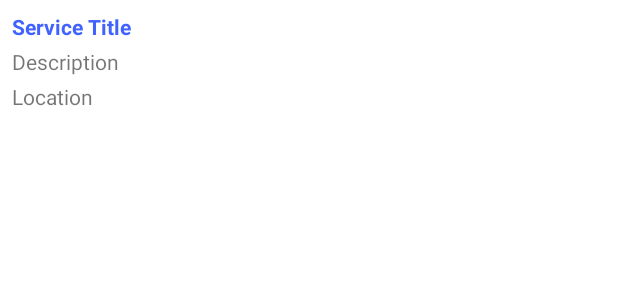
After one commit to usr-0123/aid-hub, an Android app: the layout item_aid_request.xml on its own in the app's theme, with its tools: preview values and no code run, on a phone screen of 412 x 824 dp. The commit adds this screen. Shown: the top 300 px of the screen. Run offline under Robolectric (Android 15) with nearby library versions, the phone set to English and light mode, and no system bars.

Commit message:
- Fetch aid request.

```diff
--- /dev/null
+++ b/app/src/main/res/layout/item_aid_request.xml
@@ -0,0 +1,30 @@
+<?xml version="1.0" encoding="utf-8"?>
+<LinearLayout xmlns:android="http://schemas.android.com/apk/res/android"
+    android:orientation="vertical"
+    android:layout_width="match_parent"
+    android:layout_height="wrap_content"
+    android:padding="8dp">
+
+    <TextView
+        android:id="@+id/serviceTextView"
+        android:layout_width="wrap_content"
+        android:layout_height="wrap_content"
+        android:textStyle="bold"
+        android:text="@string/service_title"
+        android:textColor="@color/colorPrimary" />
+
+    <TextView
+        android:id="@+id/descriptionTextView"
+        android:layout_width="wrap_content"
+        android:layout_height="wrap_content"
+        android:text="@string/description"
+        android:layout_marginTop="4dp" />
+
+    <TextView
+        android:id="@+id/locationTextView"
+        android:layout_width="wrap_content"
+        android:layout_height="wrap_content"
+        android:text="@string/location"
+        android:layout_marginTop="4dp" />
+
+</LinearLayout>
--- a/app/src/main/res/values/strings.xml
+++ b/app/src/main/res/values/strings.xml
@@ -91,4 +91,6 @@
     <string name="aid_management">Aid Management</string>
     <string name="request_aid">Request Aid</string>
     <string name="describe_your_need">Describe your need</string>
+    <string name="description">Description</string>
+    <string name="location">Location</string>
 </resources>
```
Also changed, not shown: app/src/main/java/com/example/aidhub/aid/AidFragment.java (+36 -0 lines), app/src/main/java/com/example/aidhub/aid/AidRequestAdapter.java (added, +53 -0 lines), app/src/main/res/layout/fragment_aid.xml (+11 -0 lines).
